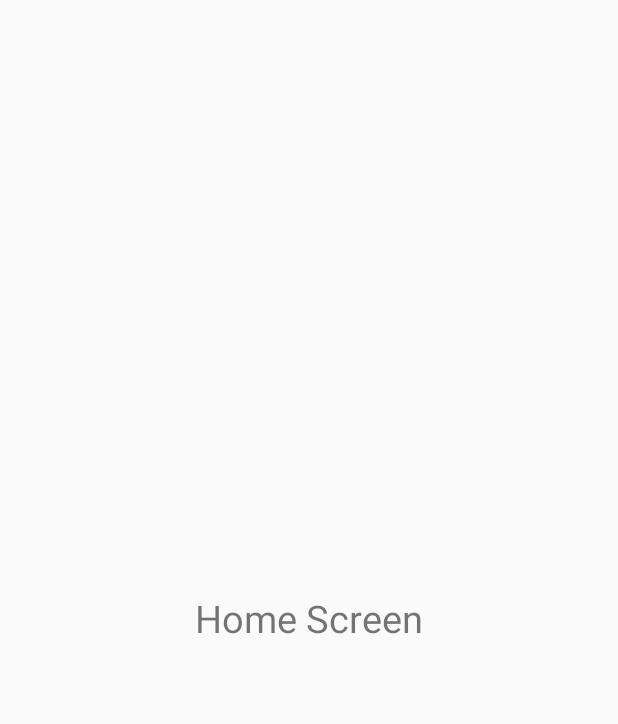
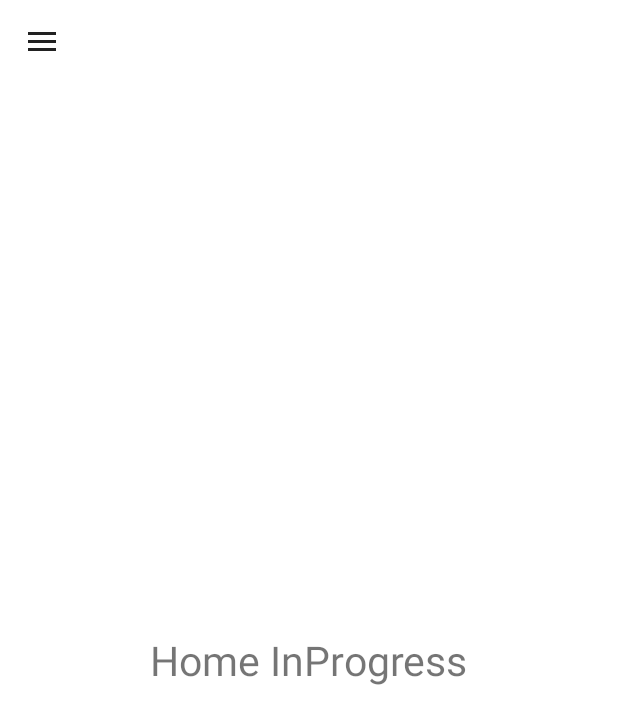
Before and after one commit to vinay-alt/pbl_healthmate, an Android app: the HomeScreen screen opened directly, with no data from a screen before it, on a phone screen of 412 x 824 dp. Shown: the top 724 px of the screen. Run offline under Robolectric (Android 15) with nearby library versions, the phone set to English and light mode, and no system bars; Roboto replaces fonts that are not available here.

Commit message:
Coded SideNavigation

```diff
--- a/app/build.gradle
+++ b/app/build.gradle
@@ -24,6 +24,7 @@ dependencies {
     implementation 'androidx.appcompat:appcompat:1.0.2'
     implementation 'androidx.constraintlayout:constraintlayout:1.1.3'
     implementation 'com.android.support:cardview-v7:28.0.0'
+    implementation 'com.android.support:design:28.0.0'
     testImplementation 'junit:junit:4.12'
     androidTestImplementation 'androidx.test.ext:junit:1.1.0'
     androidTestImplementation 'androidx.test.espresso:espresso-core:3.1.1'
--- /dev/null
+++ b/app/src/main/java/com/projectbasedlearning/healthmate/HomeFragment.java
@@ -0,0 +1,18 @@
+package com.projectbasedlearning.healthmate;
+
+import android.os.Bundle;
+import android.view.LayoutInflater;
+import android.view.View;
+import android.view.ViewGroup;
+
+import androidx.annotation.NonNull;
+import androidx.annotation.Nullable;
+import androidx.fragment.app.Fragment;
+
+public class HomeFragment extends Fragment {
+    @Nullable
+    @Override
+    public View onCreateView(@NonNull LayoutInflater inflater, @Nullable ViewGroup container, @Nullable Bundle savedInstanceState) {
+        return inflater.inflate(R.layout.fragment_home, container, false);
+    }
+}
--- a/app/src/main/java/com/projectbasedlearning/healthmate/HomeScreen.java
+++ b/app/src/main/java/com/projectbasedlearning/healthmate/HomeScreen.java
@@ -1,14 +1,64 @@
 package com.projectbasedlearning.healthmate;
 
+import androidx.annotation.NonNull;
+import androidx.appcompat.app.ActionBarDrawerToggle;
 import androidx.appcompat.app.AppCompatActivity;
+import androidx.appcompat.widget.Toolbar;
+import androidx.core.view.GravityCompat;
+import androidx.drawerlayout.widget.DrawerLayout;
 
 import android.os.Bundle;
+import android.view.MenuItem;
 
-public class HomeScreen extends AppCompatActivity {
+import com.google.android.material.navigation.NavigationView;
+
+public class HomeScreen extends AppCompatActivity implements NavigationView.OnNavigationItemSelectedListener {
+
+    private DrawerLayout drawerLayout;
 
     @Override
     protected void onCreate(Bundle savedInstanceState) {
         super.onCreate(savedInstanceState);
         setContentView(R.layout.activity_home_screen);
+
+        Toolbar toolbar = findViewById(R.id.toolbar);
+        setSupportActionBar(toolbar);
+        getSupportActionBar().setDisplayShowTitleEnabled(false);
+
+        drawerLayout = findViewById(R.id.drawer_layout);
+        NavigationView navigationView = findViewById(R.id.nav_view);
+        navigationView.setNavigationItemSelectedListener(this);
+        ActionBarDrawerToggle toggle = new ActionBarDrawerToggle(this, drawerLayout, toolbar, R.string.navigation_drawer_open, R.string.navigation_drawer_close);
+        drawerLayout.addDrawerListener(toggle);
+        toggle.syncState();
+        if (savedInstanceState == null) {
+            getSupportFragmentManager().beginTransaction().replace(R.id.fragment_container,
+                    new HomeFragment()).commit();
+        }
+    }
+
+    @Override
+    public boolean onNavigationItemSelected(@NonNull MenuItem menuItem) {
+        switch (menuItem.getItemId()) {
+            case R.id.home:
+                getSupportFragmentManager().beginTransaction().replace(R.id.fragment_container,
+                        new HomeFragment()).commit();
+                break;
+            case R.id.test:
+                getSupportFragmentManager().beginTransaction().replace(R.id.fragment_container,
+                        new TestFragment()).commit();
+                break;
+        }
+        drawerLayout.closeDrawer(GravityCompat.START);
+        return true;
+    }
+
+    @Override
+    public void onBackPressed() {
+        if (drawerLayout.isDrawerOpen(GravityCompat.START)) {
+            drawerLayout.closeDrawer(GravityCompat.START);
+        } else {
+            super.onBackPressed();
+        }
     }
 }
--- /dev/null
+++ b/app/src/main/res/drawable/report.xml
@@ -0,0 +1,5 @@
+<vector android:height="24dp" android:tint="#DD2323"
+    android:viewportHeight="24.0" android:viewportWidth="24.0"
+    android:width="24dp" xmlns:android="http://schemas.android.com/apk/res/android">
+    <path android:fillColor="#FF000000" android:pathData="M17,10L7,10v2h10v-2zM19,3h-1L18,1h-2v2L8,3L8,1L6,1v2L5,3c-1.11,0 -1.99,0.9 -1.99,2L3,19c0,1.1 0.89,2 2,2h14c1.1,0 2,-0.9 2,-2L21,5c0,-1.1 -0.9,-2 -2,-2zM19,19L5,19L5,8h14v11zM14,14L7,14v2h7v-2z"/>
+</vector>
--- /dev/null
+++ b/app/src/main/res/drawable/test.xml
@@ -0,0 +1,5 @@
+<vector android:height="24dp" android:tint="#DD2323"
+    android:viewportHeight="24.0" android:viewportWidth="24.0"
+    android:width="24dp" xmlns:android="http://schemas.android.com/apk/res/android">
+    <path android:fillColor="#FF000000" android:pathData="M22.7,19l-9.1,-9.1c0.9,-2.3 0.4,-5 -1.5,-6.9 -2,-2 -5,-2.4 -7.4,-1.3L9,6 6,9 1.6,4.7C0.4,7.1 0.9,10.1 2.9,12.1c1.9,1.9 4.6,2.4 6.9,1.5l9.1,9.1c0.4,0.4 1,0.4 1.4,0l2.3,-2.3c0.5,-0.4 0.5,-1.1 0.1,-1.4z"/>
+</vector>
--- /dev/null
+++ b/app/src/main/res/drawable/user.xml
@@ -0,0 +1,5 @@
+<vector android:height="24dp" android:tint="#DD2323"
+    android:viewportHeight="24.0" android:viewportWidth="24.0"
+    android:width="24dp" xmlns:android="http://schemas.android.com/apk/res/android">
+    <path android:fillColor="#FF000000" android:pathData="M12,2C6.48,2 2,6.48 2,12s4.48,10 10,10 10,-4.48 10,-10S17.52,2 12,2zM12,5c1.66,0 3,1.34 3,3s-1.34,3 -3,3 -3,-1.34 -3,-3 1.34,-3 3,-3zM12,19.2c-2.5,0 -4.71,-1.28 -6,-3.22 0.03,-1.99 4,-3.08 6,-3.08 1.99,0 5.97,1.09 6,3.08 -1.29,1.94 -3.5,3.22 -6,3.22z"/>
+</vector>
--- a/app/src/main/res/layout/activity_home_screen.xml
+++ b/app/src/main/res/layout/activity_home_screen.xml
@@ -1,19 +1,41 @@
 <?xml version="1.0" encoding="utf-8"?>
-<androidx.constraintlayout.widget.ConstraintLayout xmlns:android="http://schemas.android.com/apk/res/android"
+<androidx.drawerlayout.widget.DrawerLayout xmlns:android="http://schemas.android.com/apk/res/android"
     xmlns:app="http://schemas.android.com/apk/res-auto"
     xmlns:tools="http://schemas.android.com/tools"
+    android:id="@+id/drawer_layout"
     android:layout_width="match_parent"
     android:layout_height="match_parent"
+    android:fitsSystemWindows="true"
     tools:context=".HomeScreen">
 
-    <TextView
-        android:id="@+id/textView"
+    <LinearLayout
+        android:layout_width="match_parent"
+        android:layout_height="match_parent"
+        android:orientation="vertical">
+
+        <androidx.appcompat.widget.Toolbar
+            android:id="@+id/toolbar"
+            android:layout_width="match_parent"
+            android:layout_height="wrap_content"
+            android:background="@color/colorPrimaryDark"
+            android:popupTheme="@style/ThemeOverlay.AppCompat.Dark"
+            android:theme="@style/ThemeOverlay.MaterialComponents.ActionBar">
+        </androidx.appcompat.widget.Toolbar>
+
+        <FrameLayout
+            android:id="@+id/fragment_container"
+            android:layout_width="match_parent"
+            android:layout_height="match_parent"
+            android:background="@color/colorPrimaryDark"></FrameLayout>
+    </LinearLayout>
+
+    <com.google.android.material.navigation.NavigationView
+        android:id="@+id/nav_view"
         android:layout_width="wrap_content"
-        android:layout_height="wrap_content"
-        android:text="Home Screen"
-        android:textSize="25sp"
-        app:layout_constraintBottom_toBottomOf="parent"
-        app:layout_constraintEnd_toEndOf="parent"
-        app:layout_constraintStart_toStartOf="parent"
-        app:layout_constraintTop_toTopOf="parent" />
-</androidx.constraintlayout.widget.ConstraintLayout>
+        android:layout_height="match_parent"
+        android:layout_gravity="start"
+        android:fitsSystemWindows="true"
+        app:headerLayout="@layout/draw_layout"
+        app:menu="@menu/draw_menu"></com.google.android.material.navigation.NavigationView>
+
+</androidx.drawerlayout.widget.DrawerLayout>
--- /dev/null
+++ b/app/src/main/res/layout/fragment_home.xml
@@ -0,0 +1,15 @@
+<?xml version="1.0" encoding="utf-8"?>
+<RelativeLayout xmlns:android="http://schemas.android.com/apk/res/android"
+    android:layout_width="match_parent" android:layout_height="match_parent">
+
+
+    <TextView
+        android:layout_width="wrap_content"
+        android:layout_height="wrap_content"
+        android:layout_centerInParent="true"
+        android:layout_centerHorizontal="true"
+        android:text="Home InProgress"
+        android:textSize="27sp"></TextView>
+
+
+</RelativeLayout>
--- /dev/null
+++ b/app/src/main/res/menu/draw_menu.xml
@@ -0,0 +1,30 @@
+<?xml version="1.0" encoding="utf-8"?>
+<menu xmlns:android="http://schemas.android.com/apk/res/android"
+    xmlns:tools="http://schemas.android.com/tools"
+    tools:showIn="navigation_view">
+    <group android:checkableBehavior="single">
+        <item
+            android:id="@+id/home"
+            android:title="Home"></item>
+        <item
+            android:id="@+id/test"
+            android:title="Medical Test Management"></item>
+    </group>
+    <item android:title="Account">
+        <menu>
+            <item
+                android:id="@+id/login"
+                android:title="Login"></item>
+            <item
+                android:id="@+id/signup"
+                android:title="Signup"></item>
+        </menu>
+    </item>
+    <item android:title="Setting">
+        <menu>
+            <item
+                android:id="@+id/setting"
+                android:title="Setting"></item>
+        </menu>
+    </item>
+</menu>
--- a/app/src/main/res/values/colors.xml
+++ b/app/src/main/res/values/colors.xml
@@ -4,4 +4,5 @@
     <color name="colorPrimaryDark">#fff</color>
     <color name="colorAccent">#FFD81B60</color>
     <color name="red">#DD2323</color>
+    <color name="lightred">#3EDD2323</color>
 </resources>
--- a/app/src/main/res/values/strings.xml
+++ b/app/src/main/res/values/strings.xml
@@ -7,5 +7,8 @@
     <string name="thirdtext">So get started and Be your own doctor.</string>
 
     <string name="todo">TODO</string>
+    <string name="navigation_drawer_open">Open navigation drawer</string>
+    <string name="navigation_drawer_close">Close navigation drawer</string>
+
 
 </resources>
--- a/app/src/main/res/values/styles.xml
+++ b/app/src/main/res/values/styles.xml
@@ -6,6 +6,7 @@
         <item name="colorPrimary">@color/colorPrimary</item>
         <item name="colorPrimaryDark">@color/colorPrimaryDark</item>
         <item name="colorAccent">@color/colorAccent</item>
+        <item name="android:statusBarColor">@android:color/transparent</item>
     </style>
 
 </resources>
```
Also changed, not shown: app/src/main/java/com/projectbasedlearning/healthmate/TestFragment.java (added, +18 -0 lines), app/src/main/res/layout/draw_layout.xml (added, +23 -0 lines), app/src/main/res/layout/fragment_test.xml (added, +14 -0 lines).
